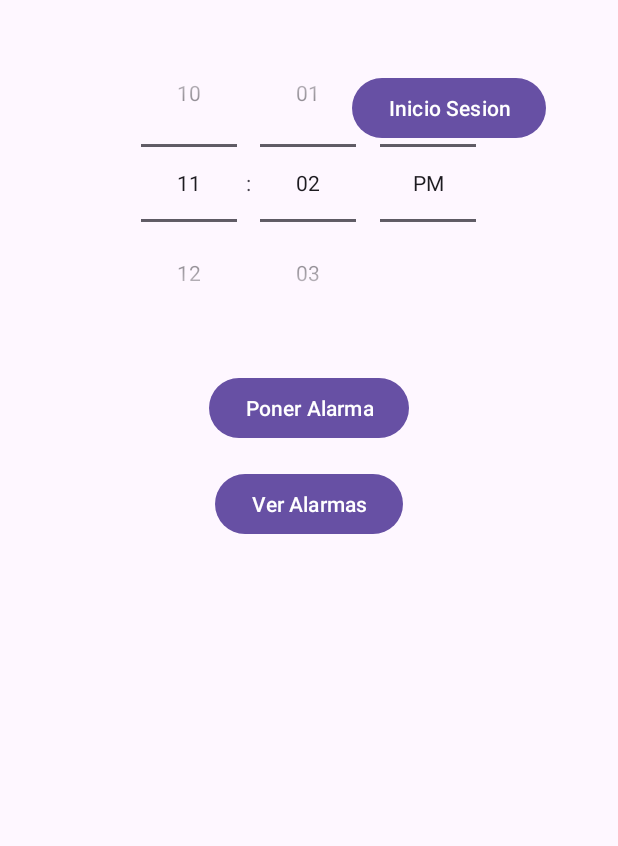
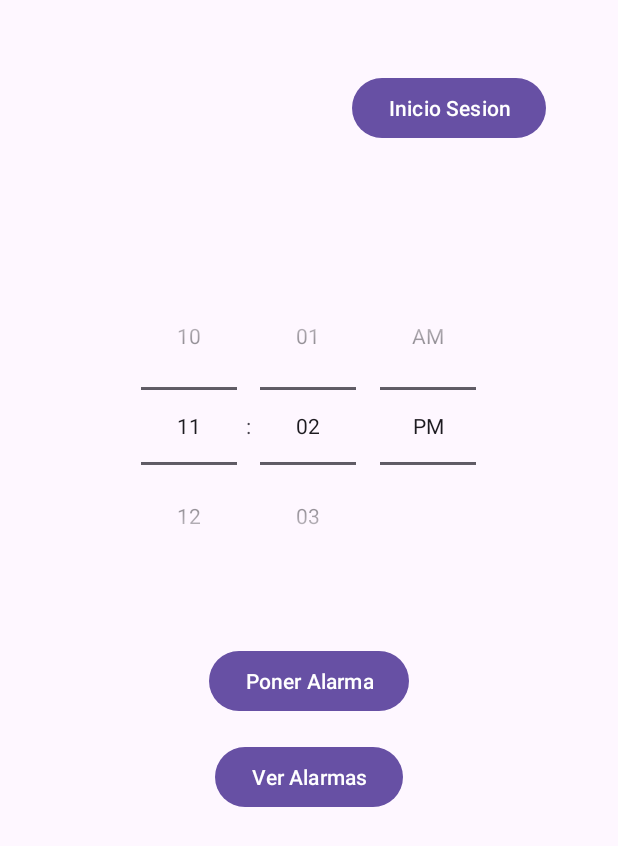
Before and after one commit to DarthRyoshi/AlarmClock, an Android app: the screen it shows after launch (MainActivity), on a phone screen of 412 x 824 dp. Shown: the top 846 px of the screen. Run offline under Robolectric (Android 15) with nearby library versions, the phone set to English and light mode, and no system bars.

Commit message:
Version Prototipo

```diff
--- a/app/src/main/res/layout/activity_main.xml
+++ b/app/src/main/res/layout/activity_main.xml
@@ -3,31 +3,6 @@
     android:layout_width="match_parent"
     android:layout_height="match_parent"
     android:padding="16dp">
-
-    <TimePicker
-        android:id="@+id/timePicker"
-        android:layout_width="wrap_content"
-        android:layout_height="wrap_content"
-        android:layout_centerHorizontal="true"
-        android:layout_marginBottom="20dp"
-        android:timePickerMode="spinner"/>
-
-    <Button
-        android:id="@+id/setAlarmButton"
-        android:layout_width="wrap_content"
-        android:layout_height="wrap_content"
-        android:text="Poner Alarma"
-        android:layout_below="@id/timePicker"
-        android:layout_centerHorizontal="true"/>
-
-    <Button
-        android:id="@+id/viewAlarmsButton"
-        android:layout_width="wrap_content"
-        android:layout_height="wrap_content"
-        android:text="Ver Alarmas"
-        android:layout_below="@id/setAlarmButton"
-        android:layout_centerHorizontal="true"
-        android:layout_marginTop="16dp"/>
 
     <Button
         android:id="@+id/topRightButton"
@@ -38,8 +13,35 @@
         android:layout_margin="32dp"
         android:layout_marginStart="32dp"
         android:layout_marginTop="11dp"
-
         android:layout_marginEnd="-3dp"
         android:layout_marginBottom="32dp"
         android:text="Inicio Sesion" />
+
+    <TimePicker
+        android:id="@+id/timePicker"
+        android:layout_width="wrap_content"
+        android:layout_height="wrap_content"
+        android:layout_below="@id/topRightButton"
+        android:layout_centerHorizontal="true"
+        android:layout_marginBottom="20dp"
+        android:timePickerMode="spinner"
+        android:layout_marginTop="50dp"/> <!-- Aumentar el margen superior aquí -->
+
+    <Button
+        android:id="@+id/setAlarmButton"
+        android:layout_width="wrap_content"
+        android:layout_height="wrap_content"
+        android:text="Poner Alarma"
+        android:layout_below="@id/timePicker"
+        android:layout_centerHorizontal="true"
+        android:layout_marginTop="20dp"/>
+
+    <Button
+        android:id="@+id/viewAlarmsButton"
+        android:layout_width="wrap_content"
+        android:layout_height="wrap_content"
+        android:text="Ver Alarmas"
+        android:layout_below="@id/setAlarmButton"
+        android:layout_centerHorizontal="true"
+        android:layout_marginTop="16dp"/>
 </RelativeLayout>
```
Also changed, not shown: app/src/main/res/layout/activity_login.xml (+14 -12 lines).
